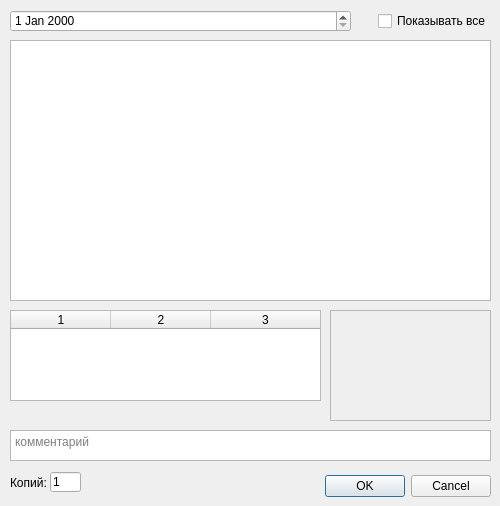
This is src/oneexecutiondialog.ui in silvermannn/Diary as Qt 5 draws it before an edit. The edited form follows.
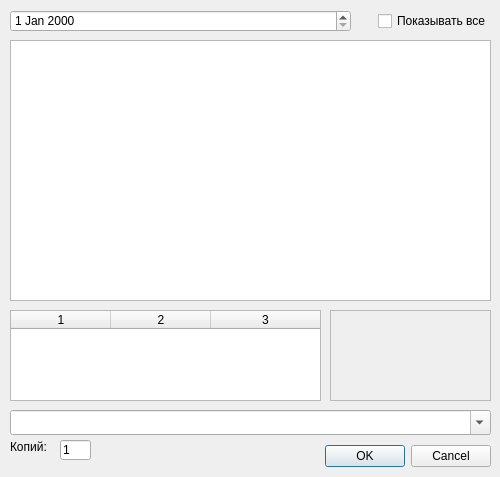
This is the edited form.

Commit message: Added exercise comments list combobox

```diff
--- a/src/oneexecutiondialog.ui
+++ b/src/oneexecutiondialog.ui
@@ -7,7 +7,7 @@
     <x>0</x>
     <y>0</y>
     <width>500</width>
-    <height>506</height>
+    <height>477</height>
    </rect>
   </property>
   <property name="windowTitle">
@@ -20,7 +20,7 @@
    <property name="geometry">
     <rect>
      <x>150</x>
-     <y>470</y>
+     <y>440</y>
      <width>341</width>
      <height>32</height>
     </rect>
@@ -79,7 +79,7 @@
      <x>330</x>
      <y>310</y>
      <width>161</width>
-     <height>111</height>
+     <height>91</height>
     </rect>
    </property>
    <property name="frameShape">
@@ -108,19 +108,6 @@
     </rect>
    </property>
   </widget>
-  <widget class="QPlainTextEdit" name="textComment">
-   <property name="geometry">
-    <rect>
-     <x>10</x>
-     <y>430</y>
-     <width>481</width>
-     <height>31</height>
-    </rect>
-   </property>
-   <property name="placeholderText">
-    <string>комментарий</string>
-   </property>
-  </widget>
   <widget class="QCheckBox" name="chkShowAll">
    <property name="geometry">
     <rect>
@@ -138,7 +125,7 @@
    <property name="geometry">
     <rect>
      <x>10</x>
-     <y>476</y>
+     <y>440</y>
      <width>47</width>
      <height>13</height>
     </rect>
@@ -153,8 +140,8 @@
   <widget class="QLineEdit" name="NumOfCopies">
    <property name="geometry">
     <rect>
-     <x>50</x>
-     <y>472</y>
+     <x>60</x>
+     <y>440</y>
      <width>31</width>
      <height>20</height>
     </rect>
@@ -163,6 +150,25 @@
     <string>1</string>
    </property>
   </widget>
+  <widget class="QComboBox" name="textComment">
+   <property name="geometry">
+    <rect>
+     <x>10</x>
+     <y>410</y>
+     <width>481</width>
+     <height>25</height>
+    </rect>
+   </property>
+   <property name="editable">
+    <bool>true</bool>
+   </property>
+   <property name="maxVisibleItems">
+    <number>20</number>
+   </property>
+   <property name="placeholderText">
+    <string>комментарий</string>
+   </property>
+  </widget>
  </widget>
  <resources/>
  <connections>
```
The commit also changes 6 other files.
